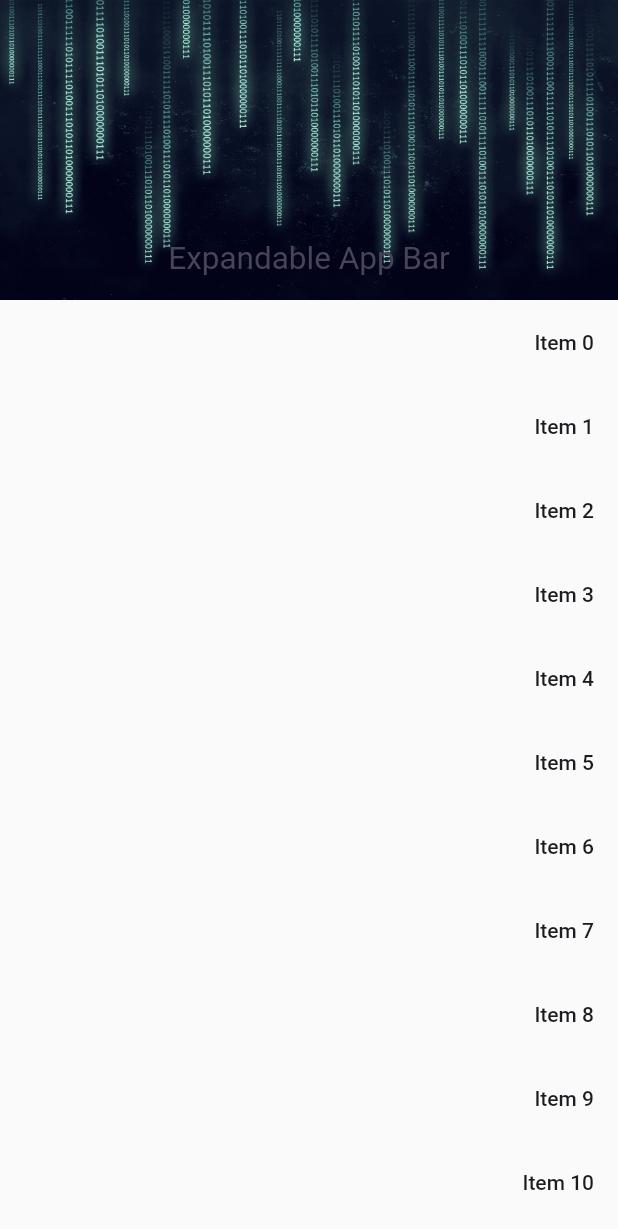
After one commit to drkreza/resocoder-clean, a Flutter app: the ExpandableAppBarScreen screen opened directly, on a phone screen of 412 x 824 dp. The commit adds this screen. Shown: the top 1229 px of the screen. Run offline on Flutter 3.47's test engine with Material 2 defaults, Android fonts, the phone set to English and light mode, and no system bars; our stand-ins replace bloc, dartz, equatable, flutter_bloc, get, get_it and 1 more.

Commit message:
create expandable appbar

```diff
--- /dev/null
+++ b/lib/widgets/expandable_appbar.dart
@@ -0,0 +1,56 @@
+import 'package:flutter/material.dart';
+
+class ExpandableAppBarScreen extends StatefulWidget {
+  const ExpandableAppBarScreen({super.key});
+
+  @override
+  ExpandableAppBarScreenState createState() => ExpandableAppBarScreenState();
+}
+
+class ExpandableAppBarScreenState extends State<ExpandableAppBarScreen> {
+  @override
+  Widget build(BuildContext context) {
+    return Scaffold(
+      body: CustomScrollView(
+        slivers: <Widget>[
+          SliverAppBar(
+            expandedHeight: 200.0, // Adjust as needed
+            floating: false,
+            pinned: true,
+            flexibleSpace: FlexibleSpaceBar(
+              centerTitle: true,
+              title: const Text('Expandable App Bar'),
+              background: Image.asset(
+                'assets/code-wallpaper-4.png', // Replace with your image path
+                fit: BoxFit.cover,
+              ),
+            ),
+          ),
+          SliverList(
+            delegate: SliverChildBuilderDelegate(
+              (BuildContext context, int index) {
+                // Your content goes here
+                return ListTile(
+                  title: Text('Item $index'),
+                );
+              },
+            ),
+          ),
+        ],
+      ),
+    );
+  }
+}
+
+void main() => runApp(const MyApp());
+
+class MyApp extends StatelessWidget {
+  const MyApp({super.key});
+
+  @override
+  Widget build(BuildContext context) {
+    return const MaterialApp(
+      home: ExpandableAppBarScreen(), // Replace with your home screen
+    );
+  }
+}
--- a/lib/slide_out_animation.dart
+++ b/lib/widgets/slide_out_animation.dart
@@ -43,7 +43,6 @@ class SlideOutAnimationState extends State<SlideOutAnimation> {
             duration: _duration,
             right: _position,
             child: Container(
-              width: 200,
               height: 100,
               color: Colors.blue,
               child: const Center(
--- a/pubspec.yaml
+++ b/pubspec.yaml
@@ -1,11 +1,11 @@
 name: clean_reso_coder_implementation
 description: A new Flutter project.
-publish_to: 'none' # Remove this line if you wish to publish to pub.dev
+publish_to: "none" # Remove this line if you wish to publish to pub.dev
 
 version: 1.0.0+1
 
 environment:
-  sdk: '>=3.0.6 <4.0.0'
+  sdk: ">=3.0.6 <4.0.0"
 
 dependencies:
   flutter:
@@ -30,3 +30,5 @@ dev_dependencies:
 
 flutter:
   uses-material-design: true
+  assets:
+    - assets/code-wallpaper-4.png
```
Also changed, not shown: assets/code-wallpaper-4.png (added).
